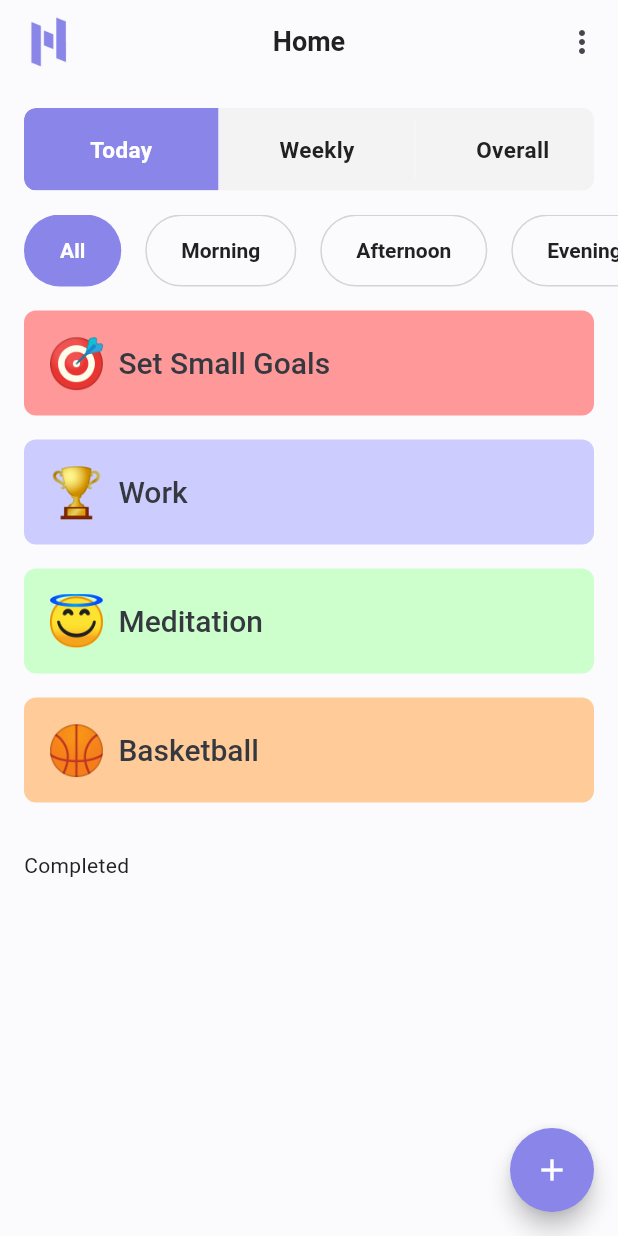
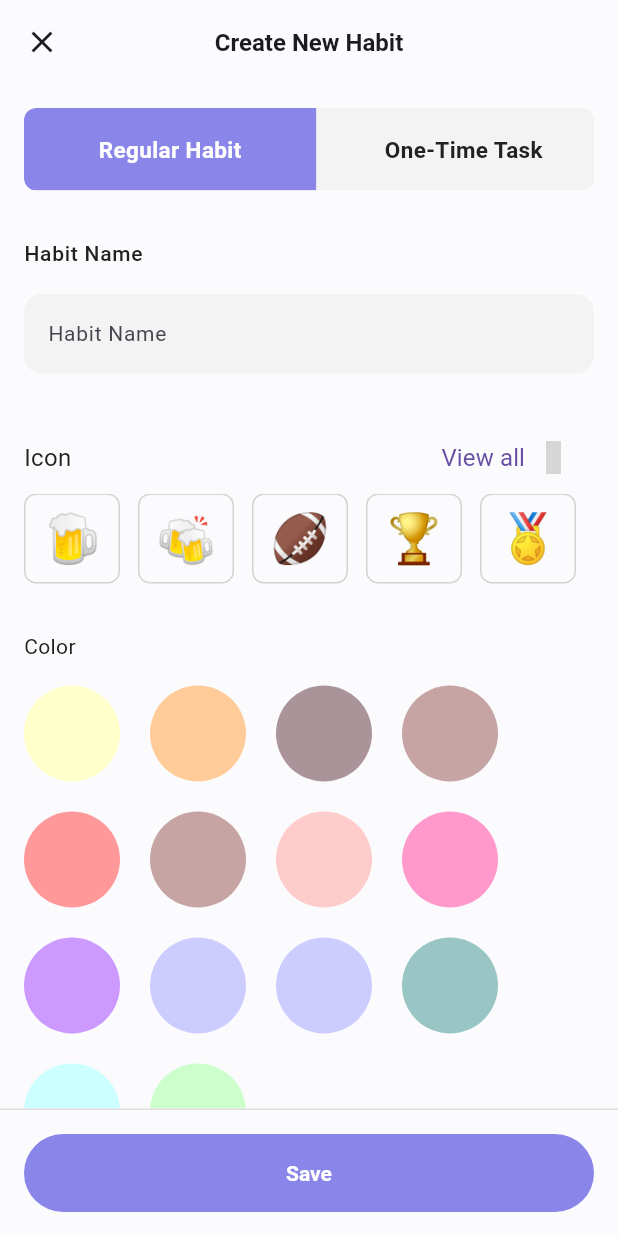
Before and after one commit to AjDDcatoria/Habitly, a Flutter app: the HomePage screen opened directly, after a tap on the "add" icon, on a phone screen of 412 x 824 dp. Run offline on Flutter 3.47's test engine with Material 3 defaults, Android fonts, the phone set to English and light mode, and no system bars; drawn by our look-alikes of toggle_switch; our stand-ins replace flutter_otp_text_field, flutter_svg, go_router, iconsax_flutter, numberpicker, percent_indicator and 1 more; Roboto replaces fonts that are missing (Poppins); grey boxes are pictures that could not be loaded.

Commit message:
UI: implement create new habit UI

```diff
--- a/lib/src/components/habit_button.dart
+++ b/lib/src/components/habit_button.dart
@@ -6,12 +6,14 @@ class HabitButton extends StatefulWidget {
   final String icon;
   final String title;
   final String color;
+  final String? labeled;
 
   const HabitButton({
     super.key,
     required this.icon,
     required this.title,
     required this.color,
+    this.labeled,
   });
 
   @override
@@ -56,18 +58,44 @@ class _HabitButtonState extends State<HabitButton> {
     }
   }
 
+  getLabeldIcon(String? labeled) {
+    switch (labeled) {
+      case 'Completed':
+        return Icons.check_circle;
+      case 'Skipped':
+        return Icons.arrow_circle_right;
+      default:
+        return null;
+    }
+  }
+
   @override
   Widget build(BuildContext context) {
     return WideContainer(
       child: ElevatedButton.icon(
         onPressed: () {},
-        label: Text(
+        label: Row(
+          mainAxisAlignment: MainAxisAlignment.spaceBetween,
+          children: [
+            Text(
               widget.title,
               style: TextStyle(
                 fontSize: 20.0,
                 color: AppColors.darkGrey,
                 fontWeight: FontWeight.w500,
               ),
+            ),
+            if (widget.labeled != null) ...[
+              Icon(
+                getLabeldIcon(widget.labeled),
+                size: 30.0,
+                color:
+                    widget.labeled == 'Completed'
+                        ? AppColors.success
+                        : Colors.grey,
+              ),
+            ],
+          ],
         ),
         icon: Text(
           widget.icon,
--- /dev/null
+++ b/lib/src/constants/strings/icon_constants.dart
@@ -0,0 +1,130 @@
+const List<String> allIcons = [...icons, ...emoji];
+
+const List<String> icons = [
+  '🍺',
+  '🍻',
+  '🏈',
+  '🏆',
+  '🏅',
+  '🏀',
+  '⛸️',
+  '🎾',
+  '👕',
+  '🖼️',
+  '🎳',
+  '🎲',
+  '🎱',
+  '⚽️',
+  '⚾️',
+  '🏐',
+  '🏓',
+  '⛳️',
+  '🎨',
+  '🎤',
+  '🎧',
+  '🎹',
+  '🥁',
+  '🎸',
+  '🎰',
+  '🎯',
+  '🎮',
+  '🎭',
+  '💃',
+  '🚵🏻‍♂️',
+  '🛀🏻',
+  '🏋🏻‍♂️',
+  '🧘🏻',
+  '🏂🏻',
+  '🧑🏻‍🏫',
+  '🏍',
+  '🏎',
+  '🛺',
+  '🛴',
+  '📲',
+  '💻',
+  '📸',
+  '🪛',
+  '🎊',
+  '📈',
+  '💸',
+];
+
+const List<String> emoji = [
+  '😀',
+  '😄',
+  '😁',
+  '😆',
+  '😅',
+  '🥲',
+  '😊',
+  '😇',
+  '🙂',
+  '😉',
+  '🙃',
+  '😍',
+  '🥰',
+  '😘',
+  '😚',
+  '😋',
+  '🤪',
+  '😎',
+  '🥸',
+  '🤩',
+  '🥳',
+  '😏',
+  '😒',
+  '😞',
+  '😟',
+  '😖',
+  '😣',
+  '🥺',
+  '😢',
+  '😭',
+  '😮‍💨',
+  '😤',
+  '😠',
+  '😡',
+  '🤬',
+  '🤯',
+  '🥵',
+  '🥶',
+  '😱',
+  '😨',
+  '😥',
+  '🤗',
+  '🤔',
+  '🤭',
+  '🤫',
+  '🤥',
+  '🙄',
+  '😮',
+  '🥱',
+  '😴',
+  '😪',
+  '🤤',
+  '😵',
+  '😵‍💫',
+  '🤐',
+  '🥴',
+  '🤢',
+  '🤮',
+  '🤧',
+  '😷',
+  '🤑',
+  '😈',
+  '👿',
+  '👹',
+  '👺',
+  '🤡',
+  '👻',
+  '☠️',
+  '😺',
+  '😸',
+  '😹',
+  '😻',
+  '😼',
+  '😽',
+  '🙀',
+  '😿',
+  '😾',
+];
--- /dev/null
+++ b/lib/src/features/main_screens/presentation/pages/create_new_habit_page.dart
@@ -0,0 +1,183 @@
+import 'package:flutter/material.dart';
+import 'package:go_router/go_router.dart';
+import 'package:habitly/src/components/label_input.dart';
+import 'package:habitly/src/constants/colors.dart';
+import 'package:habitly/src/constants/sizes.dart';
+import 'package:habitly/src/constants/strings/icon_constants.dart';
+import 'package:habitly/src/features/auth/presentation/widgets/footer_app_bar.dart';
+import 'package:habitly/src/features/main_screens/presentation/widgets/home_page_filter_toggle_widget.dart';
+import 'package:iconsax_flutter/iconsax_flutter.dart';
+import 'package:toggle_switch/toggle_switch.dart';
+
+class CreateNewHabitPage extends StatelessWidget {
+  const CreateNewHabitPage({super.key});
+
+  @override
+  Widget build(BuildContext context) {
+    final List<Color> colors = [
+      AppColors.lightCream,
+      AppColors.peach,
+      AppColors.taupe,
+      AppColors.beige,
+      AppColors.creamOrange,
+      AppColors.coral,
+      AppColors.softPink,
+      AppColors.candyPink,
+      AppColors.lavenderPink,
+      AppColors.periwinkle,
+      AppColors.babyBlue,
+      AppColors.mutedTeal,
+      AppColors.skyBlue,
+      AppColors.mintGreen,
+    ];
+
+    return Scaffold(
+      appBar: AppBar(
+        leading: IconButton(
+          onPressed: () => context.pop(),
+          icon: Icon(Icons.close),
+        ),
+        title: Text('Create New Habit'),
+        centerTitle: true,
+      ),
+      body: SingleChildScrollView(
+        child: Padding(
+          padding: const EdgeInsets.all(AppSizes.paddingLg),
+          child: Center(
+            child: Column(
+              spacing: AppSizes.defaultBtwSections,
+              children: [
+                ToggleSwitch(
+                  initialLabelIndex: 0,
+                  minHeight: 55.0,
+                  fontSize: 15,
+                  minWidth: double.infinity,
+                  inactiveBgColor: AppColors.lightGrey,
+                  activeFgColor: Colors.white,
+                  totalSwitches: 2,
+                  customTextStyles: [TextStyle(fontWeight: FontWeight.w600)],
+                  labels: ['Regular Habit', 'One-Time Task'],
+                  onToggle: (index) {},
+                ),
+                LabelInput(
+                  label: 'Habit Name',
+                  child: TextField(
+                    decoration: InputDecoration(hintText: 'Habit Name'),
+                  ),
+                ),
+                SizedBox(
+                  width: double.infinity,
+                  child: Column(
+                    crossAxisAlignment: CrossAxisAlignment.start,
+                    children: [
+                      Row(
+                        mainAxisAlignment: MainAxisAlignment.spaceBetween,
+                        children: [
+                          Text('Icon', style: TextStyle(fontSize: 16.0)),
+                          TextButton.icon(
+                            onPressed: () {},
+                            iconAlignment: IconAlignment.end,
+                            icon: Icon(Iconsax.arrow_right_1_copy, size: 22.0),
+                            label: Text(
+                              'View all',
+                              style: TextStyle(fontSize: 16.0),
+                            ),
+                          ),
+                        ],
+                      ),
+                      SingleChildScrollView(
+                        scrollDirection: Axis.horizontal,
+                        child: Row(
+                          spacing: 12.0,
+                          children:
+                              allIcons
+                                  .map(
+                                    (buttonIcon) =>
+                                        _iconButton(buttonIcon, context),
+                                  )
+                                  .toList(),
+                        ),
+                      ),
+                    ],
+                  ),
+                ),
+                SizedBox(
+                  width: double.infinity,
+                  child: Column(
+                    spacing: AppSizes.defaultBtwItems,
+                    crossAxisAlignment: CrossAxisAlignment.start,
+                    children: [
+                      Text('Color'),
+                      Wrap(
+                        spacing: 20.0,
+                        runSpacing: 20.0,
+                        runAlignment: WrapAlignment.center,
+                        children:
+                            colors
+                                .map(
+                                  (color) => Container(
+                                    height: 64,
+                                    width: 64,
+                                    decoration: BoxDecoration(
+                                      color: color,
+                                      borderRadius: BorderRadius.circular(100),
+                                    ),
+                                  ),
+                                )
+                                .toList(),
+                      ),
+                    ],
+                  ),
+                ),
+                SizedBox(
+                  width: double.infinity,
+                  child: Column(
+                    spacing: AppSizes.defaultBtwItems,
+                    crossAxisAlignment: CrossAxisAlignment.start,
+                    children: [
+                      Text('Repeat'),
+                      HomePageFilterToggleWidget(
+                        currentIndex: 0,
+                        labels: ['Daily', 'Weekly', 'Monthly'],
+                        onPressed: (index) {},
+                      ),
+                    ],
+                  ),
+                ),
+                SizedBox(
+                  width: double.infinity,
+                  child: Column(
+                    spacing: AppSizes.defaultBtwItems,
+                    crossAxisAlignment: CrossAxisAlignment.start,
+                    children: [
+                      Text('Dot it at:'),
+                      HomePageFilterToggleWidget(
+                        currentIndex: 0,
+                        labels: ['Morning', 'Afternoon', 'Evening'],
+                        onPressed: (index) {},
+                      ),
+                    ],
+                  ),
+                ),
+              ],
+            ),
+          ),
+        ),
+      ),
+      bottomNavigationBar: FooterAppBar(
+        child: ElevatedButton(onPressed: () {}, child: Text('Save')),
+      ),
+    );
+  }
+
+  OutlinedButton _iconButton(String buttonIcon, BuildContext context) {
+    return OutlinedButton(
+      onPressed: () {},
+      style: OutlinedButton.styleFrom(
+        padding: EdgeInsets.symmetric(horizontal: 8, vertical: 10),
+        shape: RoundedRectangleBorder(borderRadius: BorderRadius.circular(8.0)),
+      ),
+      child: Text(buttonIcon, style: Theme.of(context).textTheme.headlineLarge),
+    );
+  }
+}
--- a/lib/src/features/main_screens/presentation/pages/home_page.dart
+++ b/lib/src/features/main_screens/presentation/pages/home_page.dart
@@ -1,11 +1,15 @@
 import 'package:flutter/material.dart';
+import 'package:go_router/go_router.dart';
 import 'package:habitly/src/constants/colors.dart';
 import 'package:habitly/src/constants/sizes.dart';
-import 'package:habitly/src/features/main_screens/presentation/widgets/current_habit_widget.dart';
+import 'package:habitly/src/features/auth/presentation/widgets/footer_app_bar.dart';
+import 'package:habitly/src/features/main_screens/presentation/widgets/current_habitlist_widget.dart';
 import 'package:habitly/src/features/main_screens/presentation/widgets/home_page_filter_toggle_widget.dart';
 import 'package:habitly/src/features/main_screens/presentation/widgets/home_page_schedule_toggle_widget.dart';
+import 'package:habitly/src/features/main_screens/presentation/widgets/labeled_habitslist_widget.dart';
 import 'package:habitly/src/features/main_screens/presentation/widgets/main_screen_appbar_widget.dart';
 import 'package:habitly/src/model/habit_model.dart';
+import 'package:habitly/src/routes/routes_names.dart';
 import 'package:iconsax_flutter/iconsax_flutter.dart';
 
 class HomePage extends StatefulWidget {
@@ -16,7 +20,8 @@ class HomePage extends StatefulWidget {
 }
 
 class _HomePageState extends State<HomePage> {
-  final List<Habit> habitList = [
+  // Current habit list
+  final List<Habit> currentHabitList = [
     Habit(
       id: '1',
       title: 'Set Small Goals',
@@ -27,6 +32,11 @@ class _HomePageState extends State<HomePage> {
     Habit(id: '3', title: 'Meditation', icon: '😇', bgColor: 'mintGreen'),
     Habit(id: '4', title: 'Basketball', icon: '🏀', bgColor: 'peach'),
   ];
+
+  // Completed habit list
+  final List<Habit> completedHabitList = [];
+  // Skip habit list
+  final List<Habit> skipedHabitList = [];
 
   Color? bgHabitContainer;
   Alignment? alignmentHabitContainer;
@@ -44,7 +54,7 @@ class _HomePageState extends State<HomePage> {
   ];
   int currentHomePageFilter = 0;
 
-  void onDrag(dragDetails) {
+  void onDrag(dragDetails, index) {
     setState(() {
       if (dragDetails.direction == DismissDirection.startToEnd) {
         alignmentHabitContainer = Alignment.centerLeft;
@@ -62,7 +72,12 @@ class _HomePageState extends State<HomePage> {
 
   void onDismissed(direction, index) {
     setState(() {
-      habitList.removeAt(index);
+      Habit habit = currentHabitList.removeAt(index);
+      if (direction == DismissDirection.startToEnd) {
+        completedHabitList.insert(0, habit);
+      } else if (direction == DismissDirection.endToStart) {
+        skipedHabitList.insert(0, habit);
+      }
     });
   }
 
@@ -98,8 +113,8 @@ class _HomePageState extends State<HomePage> {
                 });
               },
             ),
-            CurrentHabitWidget(
-              habitList: habitList,
+            CurrentHabitListWidget(
+              habitList: currentHabitList,
               onDrag: onDrag,
               onDismissed: onDismissed,
               bgHabitContainer: bgHabitContainer,
@@ -107,15 +122,24 @@ class _HomePageState extends State<HomePage> {
               iconHabitContainer: iconHabitContainer,
               habitTitleContainer: habitTitleContainer,
             ),
-            Padding(
-              padding: const EdgeInsets.all(AppSizes.paddingLg),
-              child: Text('Completed'),
-            ),
+            if (skipedHabitList.isNotEmpty) ...[
+              LabeledHabitListWidget(
+                habitList: skipedHabitList,
+                label: 'Skipped',
+              ),
+            ],
+
+            if (completedHabitList.isNotEmpty) ...[
+              LabeledHabitListWidget(
+                habitList: completedHabitList,
+                label: 'Completed',
+              ),
+            ],
           ],
         ),
       ),
       floatingActionButton: FloatingActionButton(
-        onPressed: () {},
+        onPressed: () => context.push(RouteNames.createNewHabit),
         backgroundColor: AppColors.primary,
         foregroundColor: Colors.white,
         shape: RoundedRectangleBorder(
--- a/lib/src/features/main_screens/presentation/widgets/current_habit_widget.dart
+++ b/lib/src/features/main_screens/presentation/widgets/current_habitlist_widget.dart
@@ -3,7 +3,7 @@ import 'package:habitly/src/components/habit_button.dart';
 import 'package:habitly/src/constants/sizes.dart';
 import 'package:habitly/src/model/habit_model.dart';
 
-class CurrentHabitWidget extends StatefulWidget {
+class CurrentHabitListWidget extends StatefulWidget {
   final List<Habit> habitList;
   final Function onDrag;
   final Function onDismissed;
@@ -12,7 +12,7 @@ class CurrentHabitWidget extends StatefulWidget {
   final IconData? iconHabitContainer;
   final String? habitTitleContainer;
 
-  const CurrentHabitWidget({
+  const CurrentHabitListWidget({
     super.key,
     required this.habitList,
     required this.onDrag,
@@ -24,10 +24,10 @@ class CurrentHabitWidget extends StatefulWidget {
   });
 
   @override
-  State<CurrentHabitWidget> createState() => CurrentHabitWidgetState();
+  State<CurrentHabitListWidget> createState() => CurrentHabitListWidgetState();
 }
 
-class CurrentHabitWidgetState extends State<CurrentHabitWidget> {
+class CurrentHabitListWidgetState extends State<CurrentHabitListWidget> {
   @override
   Widget build(BuildContext context) {
     return ListView.separated(
@@ -41,7 +41,7 @@ class CurrentHabitWidgetState extends State<CurrentHabitWidget> {
         final habit = widget.habitList[index];
         return Dismissible(
           key: Key(habit.id),
-          onUpdate: (dragDetails) => widget.onDrag(dragDetails),
+          onUpdate: (dragDetails) => widget.onDrag(dragDetails, index),
           onDismissed: (direction) => widget.onDismissed(direction, index),
           background: Container(
             alignment: widget.alignmentHabitContainer,
--- /dev/null
+++ b/lib/src/features/main_screens/presentation/widgets/labeled_habitslist_widget.dart
@@ -0,0 +1,63 @@
+import 'package:flutter/material.dart';
+import 'package:habitly/src/components/habit_button.dart';
+import 'package:habitly/src/constants/colors.dart';
+import 'package:habitly/src/constants/sizes.dart';
+import 'package:habitly/src/model/habit_model.dart';
+
+class LabeledHabitListWidget extends StatefulWidget {
+  final List<Habit> habitList;
+  final String label;
+
+  const LabeledHabitListWidget({
+    super.key,
+    required this.habitList,
+    required this.label,
+  });
+
+  @override
+  State<LabeledHabitListWidget> createState() => _LabeledHabitListWidgetState();
+}
+
+class _LabeledHabitListWidgetState extends State<LabeledHabitListWidget> {
+  @override
+  Widget build(BuildContext context) {
+    return Column(
+      crossAxisAlignment: CrossAxisAlignment.start,
+      children: [
+        Padding(
+          padding: const EdgeInsets.all(AppSizes.paddingLg),
+          child: Row(
+            spacing: AppSizes.defaultBtwItems,
+            children: [
+              Text(
+                widget.label,
+                style: TextStyle(
+                  fontWeight: FontWeight.w600,
+                  color: Colors.grey[500],
+                ),
+              ),
+              Expanded(child: Divider(color: AppColors.lightBorder)),
+            ],
+          ),
+        ),
+        ListView.separated(
+          padding: EdgeInsets.symmetric(horizontal: AppSizes.paddingLg),
+          itemCount: widget.habitList.length,
+          shrinkWrap: true,
+          physics: NeverScrollableScrollPhysics(),
+          separatorBuilder:
+              (context, index) => SizedBox(height: AppSizes.defaultBtwItems),
+          itemBuilder: (context, index) {
+            final habit = widget.habitList[index];
+            return HabitButton(
+              icon: habit.icon,
+              title: habit.title,
+              color: habit.bgColor,
+              labeled: widget.label,
+            );
+          },
+        ),
+      ],
+    );
+  }
+}
--- a/lib/src/routes/app_router.dart
+++ b/lib/src/routes/app_router.dart
@@ -26,6 +26,10 @@ final GoRouter appRouter = GoRouter(
       path: RouteNames.newPassword,
       builder: AppRouteBuilder.newPasswordScreen,
     ),
+    GoRoute(
+      path: RouteNames.createNewHabit,
+      builder: AppRouteBuilder.createNewHabit,
+    ),
   ],
   redirect: (context, state) => null,
   errorBuilder:
--- a/lib/src/routes/router_builder.dart
+++ b/lib/src/routes/router_builder.dart
@@ -6,6 +6,7 @@ import 'package:habitly/src/features/auth/presentation/screens/otp_code.screen.d
 import 'package:habitly/src/features/auth/presentation/screens/sign_in_screen.dart';
 import 'package:habitly/src/features/auth/presentation/screens/sign_up_screen.dart';
 import 'package:habitly/src/features/auth/presentation/screens/sign_up_steps_screen.dart';
+import 'package:habitly/src/features/main_screens/presentation/pages/create_new_habit_page.dart';
 import 'package:habitly/src/features/main_screens/presentation/screens/main_screen.dart';
 import 'package:habitly/src/features/started/screens/walk_through.dart';
 import 'package:habitly/src/features/started/screens/welcome_screen.dart';
@@ -49,4 +50,8 @@ class AppRouteBuilder {
   static Widget newPasswordScreen(BuildContext context, GoRouterState state) {
     return const NewPasswordScreen();
   }
+
+  static Widget createNewHabit(BuildContext context, GoRouterState state) {
+    return const CreateNewHabitPage();
+  }
 }
--- a/lib/src/routes/routes_names.dart
+++ b/lib/src/routes/routes_names.dart
@@ -8,4 +8,5 @@ abstract class RouteNames {
   static const String forgotPassword = '/forgot-password';
   static const String otpCode = '/otp-code';
   static const String newPassword = '/new-password';
+  static const String createNewHabit = '/create-new-habit';
 }
```
Lines whose indentation alone changed are shown as unchanged.
